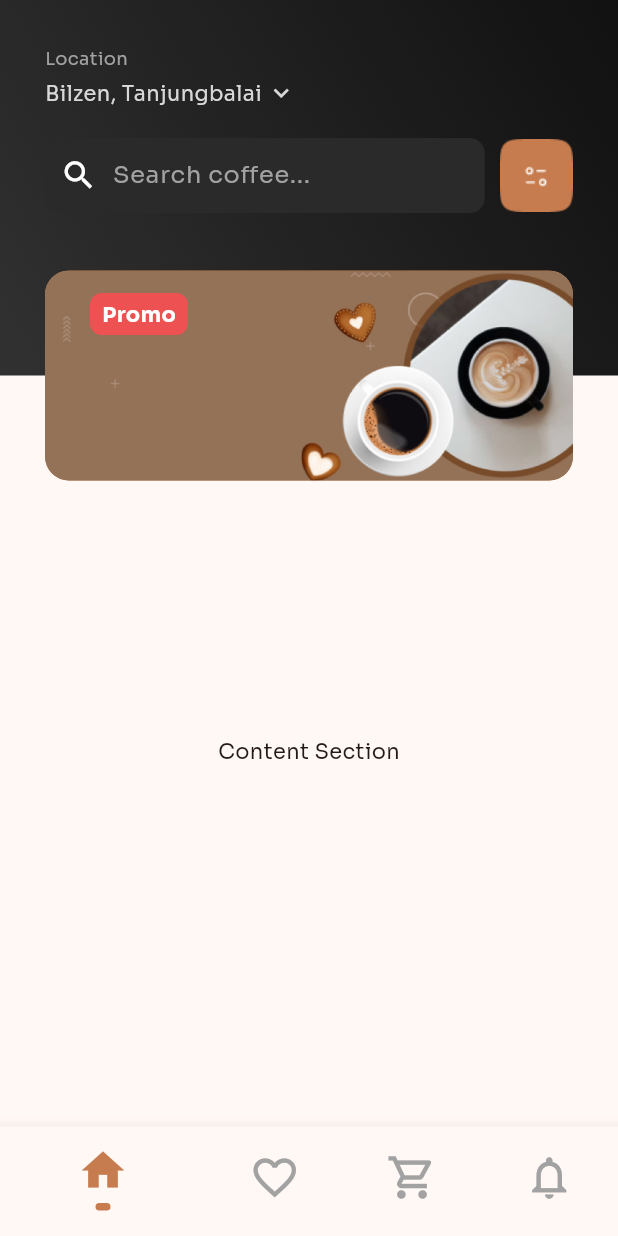
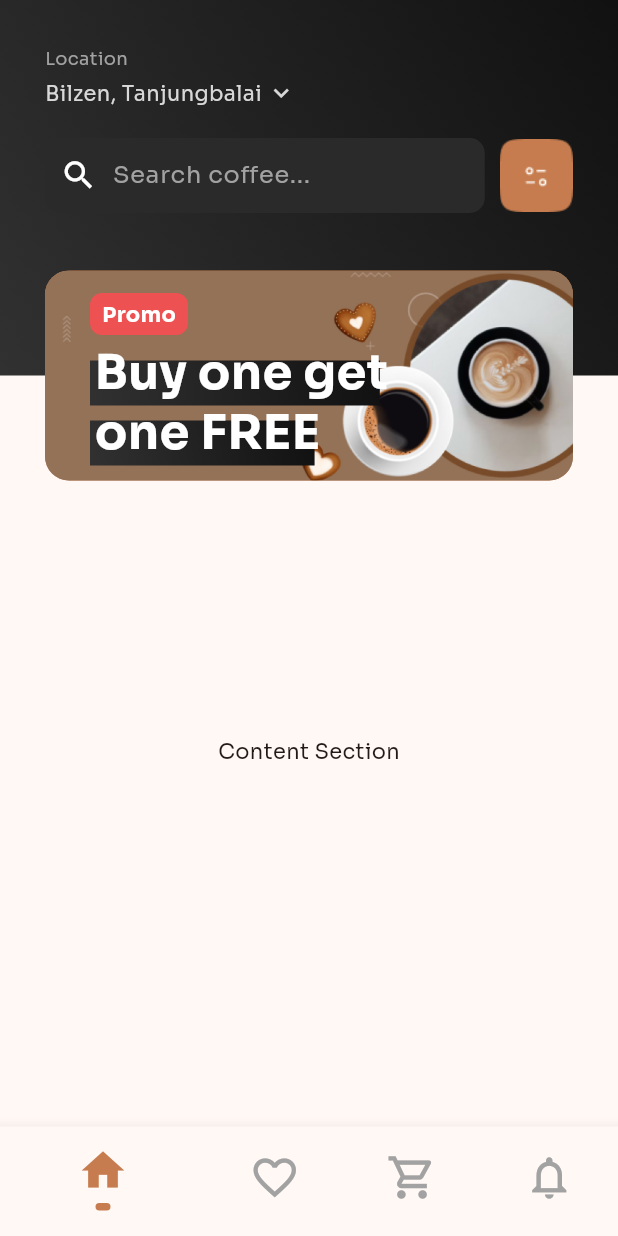
Before and after one commit to rizasghari/coffeeshop_flutter, a Flutter app: the AppWrapperScreen screen opened directly, on a phone screen of 412 x 824 dp. Run offline on Flutter 3.47's test engine with Material 3 defaults, Android fonts, the phone set to English and light mode, and no system bars; generated files the repository leaves out were written again.

Commit message:
Home page top bar and banner implemented

```diff
--- a/lib/localization/l10n/app_ar.arb
+++ b/lib/localization/l10n/app_ar.arb
@@ -2,14 +2,14 @@
   "splashTitle": "من دواعي سروري\nأن تقع في حب القهوة!",
   "splashDescription": "مرحبًا بك في ركن القهوة المريح لدينا،\nحيث يمثل كل كوب متعة مختلفة بالنسبة لك.",
   "splashButton": "يبدأ",
-
   "bottomNavItemHome": "الرئيسية",
   "bottomNavItemFavourites": "المفضلة",
   "bottomNavItemCart": "السلة",
   "bottomNavItemNotifications": "الاشعارات",
-
   "homeTopLocationLabel": "الموقع",
   "homeTopLocationHint": "الامارات مترين، تنجينا",
   "homeTopSearchHint": "ابحث عن قهوة...",
-  "homeTopBannerBadge": "عروض"
+  "homeTopBannerBadge": "عروض",
+  "homeTopBannerTextLine1": "اشتري واحدة واحصل",
+  "homeTopBannerTextLine2": "على واحدة مجانا"
 }
--- a/lib/localization/l10n/app_en.arb
+++ b/lib/localization/l10n/app_en.arb
@@ -5,14 +5,14 @@
   },
   "splashDescription": "Welcome to our cozy coffee corner, where\n every cup is a delightful for you.",
   "splashButton": "Get Started",
-
   "bottomNavItemHome": "Home",
   "bottomNavItemFavourites": "Favourites",
   "bottomNavItemCart": "Cart",
   "bottomNavItemNotifications": "Notifications",
-
   "homeTopLocationLabel": "Location",
   "homeTopLocationHint": "Bilzen, Tanjungbalai",
   "homeTopSearchHint": "Search coffee...",
-  "homeTopBannerBadge": "Promo"
+  "homeTopBannerBadge": "Promo",
+  "homeTopBannerTextLine1": "Buy one get",
+  "homeTopBannerTextLine2": "one FREE"
 }
--- a/lib/localization/l10n/app_tr.arb
+++ b/lib/localization/l10n/app_tr.arb
@@ -2,14 +2,14 @@
   "splashTitle": "Kahveye Mutlulukla\nAşık Olun!",
   "splashDescription": "Her fincanı sizin için ayrı bir keyif olan\nsıcacık kahve köşemize hoş geldiniz.",
   "splashButton": "Başla",
-
   "bottomNavItemHome": "Ana Sayfa",
   "bottomNavItemFavourites": "Favoriler",
   "bottomNavItemCart": "Sepet",
   "bottomNavItemNotifications": "Bildirimler",
-
   "homeTopLocationLabel": "Lokasyon",
   "homeTopLocationHint": "Bilzen, Tanjungbalai",
   "homeTopSearchHint": "Kahve ara...",
-  "homeTopBannerBadge": "Promosyon"
+  "homeTopBannerBadge": "Promosyon",
+  "homeTopBannerTextLine1": "Bir Alana",
+  "homeTopBannerTextLine2": "bir BEDAVA"
 }
--- a/lib/screens/home_screen.dart
+++ b/lib/screens/home_screen.dart
@@ -1,4 +1,3 @@
-import 'package:flutter/cupertino.dart';
 import 'package:flutter/material.dart';
 import '../ui/colors.dart';
 import '../ui/gradients.dart';
@@ -54,7 +53,94 @@ class _HomeScreenState extends State<HomeScreen> {
     return Stack(
       alignment: Alignment.center,
       children: [
+        _bannerBackground(),
+        Positioned(
+          top: 15,
+          left: 30,
+          child: _bannerPromo(),
+        ),
+        Positioned(
+          bottom: 10,
+          left: 30,
+          child: _bannerText(),
+        ),
+      ],
+    );
+  }
+
+  Widget _bannerText() {
+    return Column(
+      crossAxisAlignment: CrossAxisAlignment.start,
+      children: [
+        Stack(
+          clipBehavior: Clip.none,
+          children: [
             Container(
+              height: 30.0,
+              clipBehavior: Clip.none,
+              decoration: const BoxDecoration(
+                gradient: darkGradient,
+              ),
+              child: Text(
+                AppLocalizations.of(context)!.homeTopBannerTextLine1,
+                style: const TextStyle(
+                  fontSize: 32.0,
+                  color: Colors.transparent,
+                ),
+              ),
+            ),
+            Positioned(
+              top: -15,
+              left: 3.0,
+              child: Text(
+                AppLocalizations.of(context)!.homeTopBannerTextLine1,
+                style: const TextStyle(
+                  fontSize: 32.0,
+                  fontWeight: FontWeight.w700,
+                  color: white,
+                ),
+              ),
+            ),
+          ],
+        ),
+        const SizedBox(height: 10.0),
+        Stack(
+          clipBehavior: Clip.none,
+          children: [
+            Container(
+              height: 30.0,
+              clipBehavior: Clip.none,
+              decoration: const BoxDecoration(
+                gradient: darkGradient,
+              ),
+              child: Text(
+                AppLocalizations.of(context)!.homeTopBannerTextLine2,
+                style: const TextStyle(
+                  fontSize: 32.0,
+                  color: Colors.transparent,
+                ),
+              ),
+            ),
+            Positioned(
+              top: -15,
+              left: 3.0,
+              child: Text(
+                AppLocalizations.of(context)!.homeTopBannerTextLine2,
+                style: const TextStyle(
+                  fontSize: 32.0,
+                  fontWeight: FontWeight.w700,
+                  color: white,
+                ),
+              ),
+            ),
+          ],
+        )
+      ],
+    );
+  }
+
+  Widget _bannerBackground() {
+    return Container(
       width: double.infinity,
       height: 140,
       clipBehavior: Clip.antiAlias,
@@ -66,12 +152,13 @@ class _HomeScreenState extends State<HomeScreen> {
         image: AssetImage("assets/images/home_top_banner.png"),
         fit: BoxFit.cover,
       ),
-        ),
-        Positioned(
-          top: 15,
-          left: 30,
-          child: Container(
-            padding: const EdgeInsets.only(top: 4.0, bottom: 4.0, left: 8.0, right: 8.0),
+    );
+  }
+
+  Widget _bannerPromo() {
+    return Container(
+      padding:
+          const EdgeInsets.only(top: 4.0, bottom: 4.0, left: 8.0, right: 8.0),
       clipBehavior: Clip.antiAlias,
       decoration: const BoxDecoration(
         color: badge,
@@ -85,9 +172,6 @@ class _HomeScreenState extends State<HomeScreen> {
           color: white,
         ),
       ),
-          ),
-        ),
-      ],
     );
   }
 
```
Lines whose indentation alone changed are shown as unchanged.
